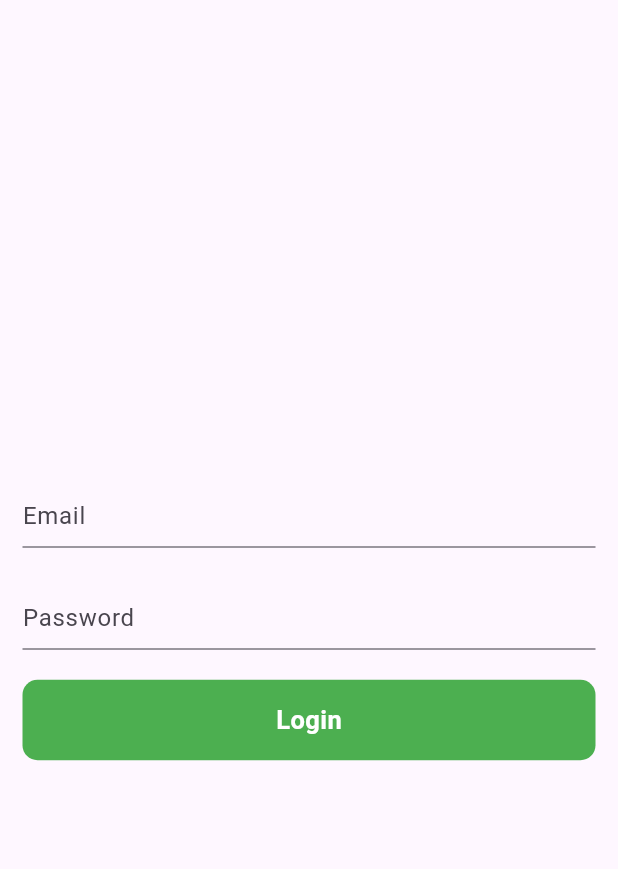
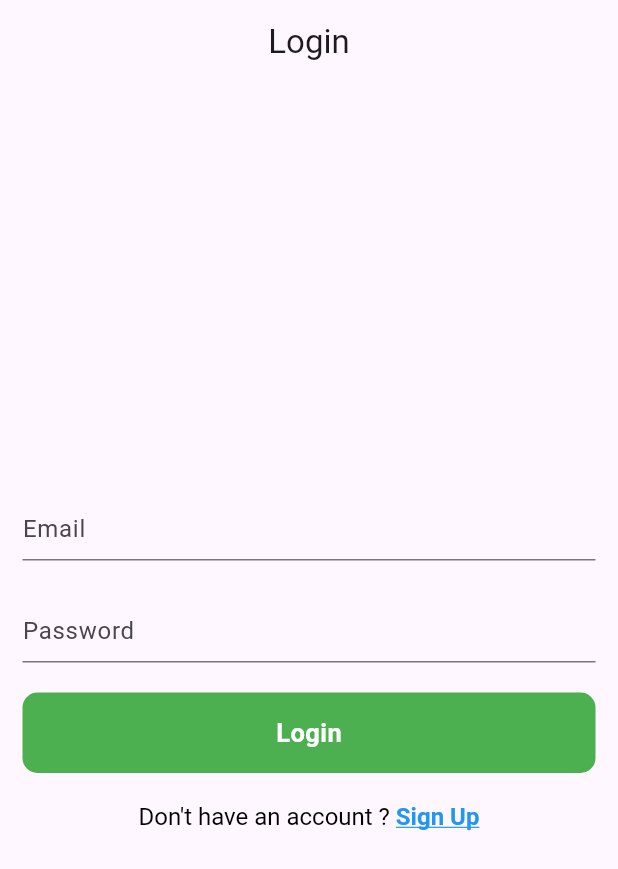
Before and after one commit to rafiullahkhaleel/MVVM_Provider, a Flutter app: the screen it shows after launch, on a phone screen of 412 x 824 dp. Shown: the top 869 px of the screen. Run offline on Flutter 3.47's test engine with Material 3 defaults, Android fonts, the phone set to English and light mode, and no system bars; our stand-ins replace another_flushbar, fluttertoast.

Commit message:
feat : SignUp API integrated

```diff
--- a/lib/resources/app_url.dart
+++ b/lib/resources/app_url.dart
@@ -1,3 +1,4 @@
 class AppUrl{
   static const String login = 'https://reqres.in/api/login';
+  static const String signUp = 'https://reqres.in/api/register';
 }
--- a/lib/resources/components/round_button.dart
+++ b/lib/resources/components/round_button.dart
@@ -26,7 +26,7 @@ class RoundButton extends StatelessWidget {
         ),
         child:
             isLoading
-                ? CircularProgressIndicator()
+                ? Center(child: CircularProgressIndicator(backgroundColor: Colors.white,))
                 : Center(
                   child: Text(
                     title,
--- a/lib/utils/routes/routes.dart
+++ b/lib/utils/routes/routes.dart
@@ -2,6 +2,7 @@ import 'package:flutter/material.dart';
 import 'package:mvvm/utils/routes/routes_name.dart';
 import 'package:mvvm/view/home_screen.dart';
 import 'package:mvvm/view/login_screen.dart';
+import 'package:mvvm/view/sign_up_screen.dart';
 
 class Routes {
   static MaterialPageRoute generateRoute(RouteSettings setting) {
@@ -15,6 +16,10 @@ class Routes {
         return MaterialPageRoute(
           builder: (BuildContext context) => LoginScreen(),
         );
+      case RoutesName.signUp:
+        return MaterialPageRoute(
+          builder: (BuildContext context) => SignUpScreen(),
+        );
       default:
        return MaterialPageRoute(
           builder: (context) {
--- a/lib/utils/routes/routes_name.dart
+++ b/lib/utils/routes/routes_name.dart
@@ -1,4 +1,5 @@
 class RoutesName{
   static const String login = 'login_screen';
   static const String home = 'home_screen';
+  static const String signUp = 'sign_up';
 }
--- a/lib/utils/utils.dart
+++ b/lib/utils/utils.dart
@@ -20,6 +20,7 @@ class Utils {
     // ).show(context);
     showFlushbar(context: context, flushbar:  Flushbar(
       message: message,
+      backgroundColor: Colors.red,
       duration: Duration(seconds: 3),
     )..show(context));
   }
--- a/lib/view/login_screen.dart
+++ b/lib/view/login_screen.dart
@@ -1,3 +1,4 @@
+import 'package:flutter/gestures.dart';
 import 'package:flutter/material.dart';
 import 'package:mvvm/resources/components/custom_field.dart';
 import 'package:mvvm/resources/components/round_button.dart';
@@ -17,6 +18,7 @@ class _LoginScreenState extends State<LoginScreen> {
   Widget build(BuildContext context) {
     final provider = Provider.of<AuthViewModel>(context);
     return Scaffold(
+      appBar: AppBar(title: Text('Login'),centerTitle: true,),
       body: Padding(
         padding: EdgeInsets.symmetric(horizontal: 15),
         child: Column(
@@ -30,18 +32,45 @@ class _LoginScreenState extends State<LoginScreen> {
             ),
             SizedBox(height: 20),
             RoundButton(
+              isLoading: provider.loading,
               title: 'Login',
               onTap: () {
                 if (provider.emailController.text.isEmpty) {
                   Utils.showFlushBarMessage('Please enter email', context);
-                }else if (provider.passwordController.text.isEmpty) {
+                } else if (provider.passwordController.text.isEmpty) {
                   Utils.showFlushBarMessage('Please enter password', context);
-                }else if (provider.passwordController.text.length < 6) {
-                  Utils.showFlushBarMessage('Please 6 digits password required', context);
-                }else{
+                } else if (provider.passwordController.text.length < 6) {
+                  Utils.showFlushBarMessage(
+                    'Please 6 digits password required',
+                    context,
+                  );
+                } else {
                   provider.login(context);
                 }
               },
+            ),
+            SizedBox(height: 20),
+            RichText(
+              text: TextSpan(
+                text: "Don't have an account ? ",style: TextStyle( // 👈 yeh add karna zaroori hai
+                color: Colors.black,
+                fontSize: 16,
+              ),
+                children: [
+                  TextSpan(
+                    text: 'Sign Up',style: TextStyle(
+                    color: Colors.blue,
+                    fontWeight: FontWeight.bold,
+                    decoration: TextDecoration.underline,
+                  ),
+                    recognizer:
+                        TapGestureRecognizer()
+                          ..onTap = () {
+                            Navigator.pushNamed(context, 'sign_up');
+                          },
+                  ),
+                ],
+              ),
             ),
           ],
         ),
```
Also changed, not shown: lib/repository/auth_repository.dart (+9 -0 lines), lib/view/sign_up_screen.dart (added, +54 -0 lines), lib/view_model/auth_view_model.dart (+48 -7 lines).
